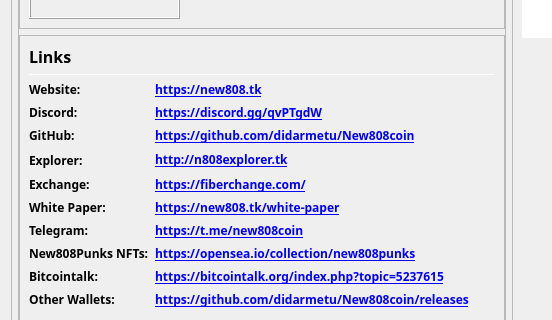
Above: src/qt/forms/overviewpage.ui from didarmetu/New808coin before the change; both pictures show x 0 to 552 and y 419 to 739 of the 978 by 841 pixel window. Below: the same form after it.
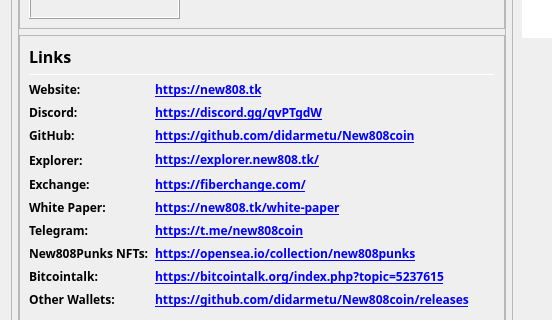
That is the form after the change. Icons and pictures are not drawn.

The edit to the form file:
```diff
--- a/src/qt/forms/overviewpage.ui
+++ b/src/qt/forms/overviewpage.ui
@@ -875,7 +875,7 @@
                         </font>
                        </property>
                        <property name="text">
-                        <string notr="true">&lt;a href=&quot;http://n808explorer.tk&quot;&gt;http://n808explorer.tk&lt;/a&gt;</string>
+                        <string notr="true">&lt;a href=&quot;https://explorer.new808.tk/&quot;&gt;https://explorer.new808.tk/&lt;/a&gt;</string>
                        </property>
                        <property name="alignment">
                         <set>Qt::AlignLeading|Qt::AlignLeft|Qt::AlignVCenter</set>
```
